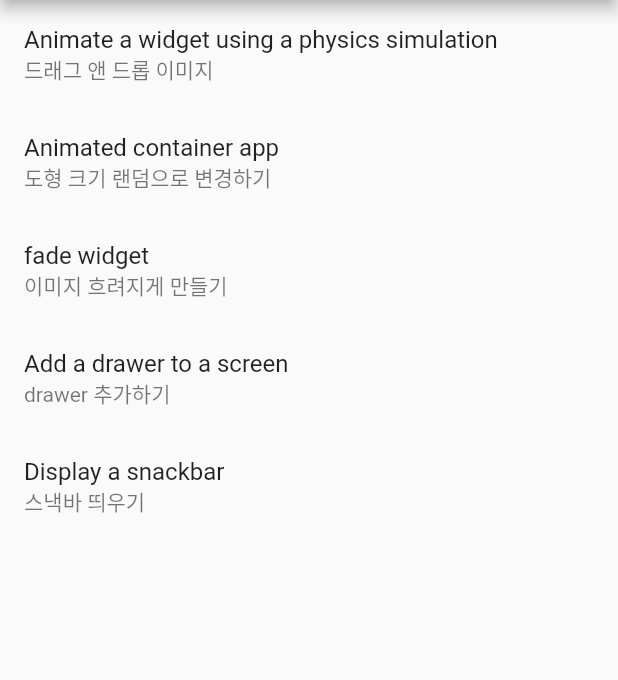
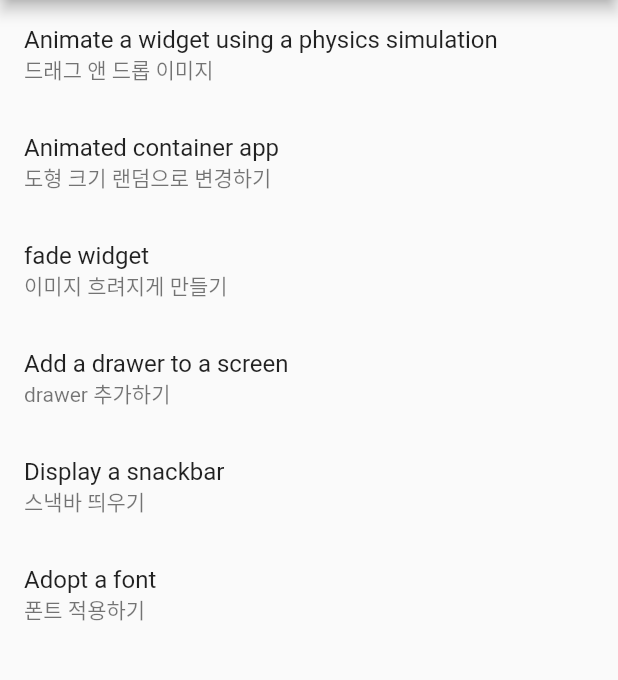
Before and after one commit to joonseolee/flutter_tutorial, a Flutter app: the screen it shows after launch, on a phone screen of 412 x 824 dp, the part 84-764 px from its top. Run offline on Flutter 3.47's test engine with Material 2 defaults, Android fonts, the phone set to English and light mode, and no system bars.

Commit message:
feat(): 폰트파일 적용

```diff
--- /dev/null
+++ b/lib/design/adopt_font.dart
@@ -0,0 +1,30 @@
+import 'package:flutter/material.dart';
+
+class AdoptFont extends StatelessWidget {
+  const AdoptFont({Key? key}) : super(key: key);
+
+  @override
+  Widget build(BuildContext context) {
+    return const MaterialApp(
+      title: 'Package Fonts',
+      home: MyHomePage(),
+    );
+  }
+}
+
+class MyHomePage extends StatelessWidget {
+  const MyHomePage({Key? key}) : super(key: key);
+
+  @override
+  Widget build(BuildContext context) {
+    return Scaffold(
+      appBar: AppBar(
+        title: const Text('Package Fonts'),
+      ),
+      body: const Text(
+        'Using the KOHIBaeum font!',
+        style: TextStyle(fontFamily: 'KohiBaeum'),
+      ),
+    );
+  }
+}
--- a/lib/page_router.dart
+++ b/lib/page_router.dart
@@ -1,6 +1,7 @@
 library page_router;
 
 import 'package:flutter/material.dart';
+import 'package:flutter_tutorial/design/adopt_font.dart';
 import 'package:flutter_tutorial/design/drawer_screen.dart';
 import 'package:flutter_tutorial/design/snackbar_demo.dart';
 import 'package:flutter_tutorial/pages/animation/animated_container_app.dart';
@@ -22,5 +23,6 @@ List<Page> pages = [
       const AnimatedContainerApp()),
   Page('fade widget', '이미지 흐려지게 만들기', const FadeWidget(title: '')),
   Page('Add a drawer to a screen', 'drawer 추가하기', const DrawerScreen()),
-  Page('Display a snackbar', '스낵바 띄우기', const SnackBarDemo())
+  Page('Display a snackbar', '스낵바 띄우기', const SnackBarDemo()),
+  Page('Adopt a font', '폰트 적용하기', const AdoptFont())
 ];
```
Also changed, not shown: pubspec.yaml (+17 -23 lines), assets/fonts/KOHIBaeum.ttf (added), assets/fonts/KOHIBaeumOTF.otf (added).
